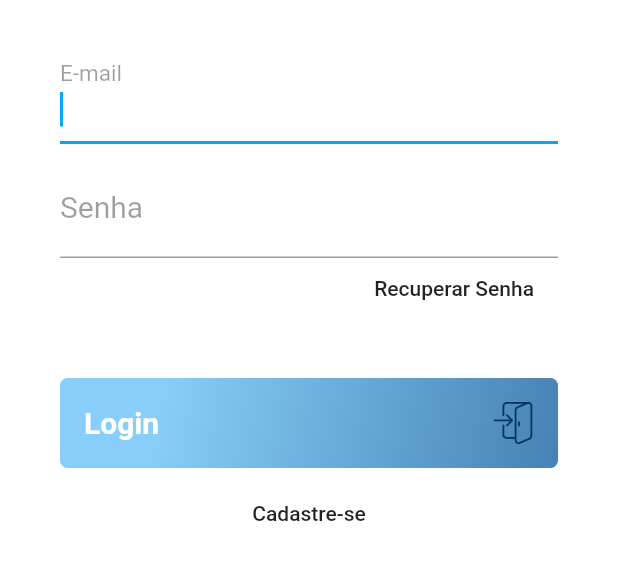
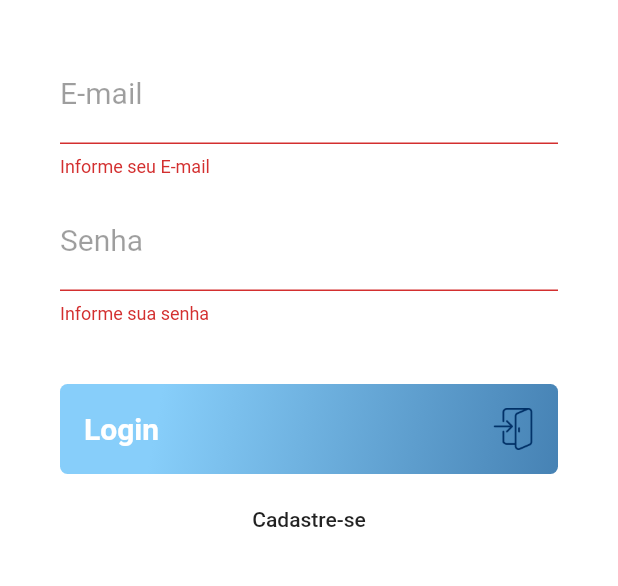
Before and after one commit to jonatasts/Flutter, a Flutter app: the screen it shows after launch, after a tap on "Login", on a phone screen of 412 x 824 dp, the part 390-976 px from its top. Run offline on Flutter 3.47's test engine with Material 2 defaults, Android fonts, the phone set to English and light mode, and no system bars.

Commit message:
Adicionado tela de cadastro e home

```diff
--- a/my_home/lib/pages/login.page.dart
+++ b/my_home/lib/pages/login.page.dart
@@ -1,11 +1,19 @@
+import 'package:my_home/pages/signup.page.dart';
+import 'package:my_home/pages/home.page.dart';
 import 'package:flutter/material.dart';
 
 class LoginPage extends StatelessWidget {
+  final _loginController = TextEditingController();
+  final _senhaController = TextEditingController();
+  final _formKey = GlobalKey<FormState>();
+
   @override
   Widget build(BuildContext context) {
     return Scaffold(
       //Container da pagina
-      body: Container(
+      body: Form(
+        key: _formKey,
+        child: Container(
           padding: EdgeInsets.only(
             top: 110,
             left: 40,
@@ -14,7 +22,7 @@ class LoginPage extends StatelessWidget {
           color: Colors.white,
           child: ListView(
             children: <Widget>[
-            //Tamanho da Logo
+              //Logo
               SizedBox(
                 width: 150,
                 height: 150,
@@ -25,44 +33,16 @@ class LoginPage extends StatelessWidget {
                 height: 30,
               ),
               //Campo do E-mail
-            TextFormField(
-              autofocus: true,
-              keyboardType: TextInputType.emailAddress,
-              decoration: InputDecoration(
-                labelText: "E-mail",
-                labelStyle: TextStyle(
-                  color: Colors.black38,
-                  fontWeight: FontWeight.w400,
-                  fontSize: 20,
-                ),
-              ),
-              //Tamanho da fonte do texto digitado no input
-              style: TextStyle(
-                fontSize: 20,
-              ),
-            ),
+              buildTextFormFieldEmail(),
               //Espaçamento
               SizedBox(
                 height: 10,
               ),
               //Campo da Senha
-            TextFormField(
-              keyboardType: TextInputType.text,
-              obscureText: true,
-              decoration: InputDecoration(
-                labelText: "Senha",
-                labelStyle: TextStyle(
-                  color: Colors.black38,
-                  fontWeight: FontWeight.w400,
-                  fontSize: 20,
-                ),
-              ),
-              //Tamanho da fonte do texto digitado no input
-              style: TextStyle(
-                fontSize: 20,
-              ),
-            ),
+              buildTextFormFieldSenha(),
+
               //Botão Recuperar Senha
+              /*
               Container(
                 height: 40,
                 alignment: Alignment.centerRight,
@@ -73,12 +53,100 @@ class LoginPage extends StatelessWidget {
                   ),
                   onPressed: () {},
                 ),
-            ),
+              ),*/
               //Espaçamento
               SizedBox(
                 height: 40,
               ),
+              //Container do Botão de Login
+              buildContainerButton(context),
+              //Espaçamento
+              SizedBox(
+                height: 10,
+              ),
+              //Container no botão cadastre-se
               Container(
+                height: 40,
+                child: FlatButton(
+                  child: Text(
+                    "Cadastre-se",
+                    textAlign: TextAlign.center,
+                  ),
+                  onPressed: () {
+                    Navigator.push(
+                      context,
+                      MaterialPageRoute(
+                        builder: (context) => SignupPage(),
+                      ),
+                    );
+                  },
+                ),
+              ),
+            ],
+          ),
+        ),
+      ),
+    );
+  }
+
+//Campo Email
+  buildTextFormFieldEmail() {
+    return TextFormField(
+      //autofocus: true,
+      keyboardType: TextInputType.emailAddress,
+      decoration: InputDecoration(
+        labelText: "E-mail",
+        hintText: "Digite seu e-mail",
+        labelStyle: TextStyle(
+          color: Colors.black38,
+          fontWeight: FontWeight.w400,
+          fontSize: 20,
+        ),
+      ),
+      controller: _loginController,
+      validator: (value) {
+        if (value.isEmpty) {
+          return "Informe seu E-mail";
+        }
+        return null;
+      },
+      //Tamanho da fonte do texto digitado no input
+      style: TextStyle(
+        fontSize: 20,
+      ),
+    );
+  }
+
+//Campo Email
+  buildTextFormFieldSenha() {
+    return TextFormField(
+      keyboardType: TextInputType.text,
+      obscureText: true,
+      decoration: InputDecoration(
+        labelText: "Senha",
+        hintText: "Digite sua senha",
+        labelStyle: TextStyle(
+          color: Colors.black38,
+          fontWeight: FontWeight.w400,
+          fontSize: 20,
+        ),
+      ),
+      controller: _senhaController,
+      validator: (value) {
+        if (value.isEmpty) {
+          return "Informe sua senha";
+        }
+        return null;
+      },
+      //Tamanho da fonte do texto digitado no input
+      style: TextStyle(
+        fontSize: 20,
+      ),
+    );
+  }
+
+  buildContainerButton(BuildContext context) {
+    return Container(
       height: 60,
       alignment: Alignment.centerLeft,
       decoration: BoxDecoration(
@@ -98,6 +166,18 @@ class LoginPage extends StatelessWidget {
       //Botão de Login
       child: SizedBox.expand(
         child: FlatButton(
+          onPressed: () {
+            if (_formKey.currentState.validate()) {
+              Navigator.push(
+                context,
+                MaterialPageRoute(
+                  builder: (context) => HomePage(),
+                ),
+              );
+            } else {
+              return null;
+            }
+          },
           child: Row(
             mainAxisAlignment: MainAxisAlignment.spaceBetween,
             children: <Widget>[
@@ -120,27 +200,8 @@ class LoginPage extends StatelessWidget {
               ),
             ],
           ),
-                  onPressed: () {},
-                ),
-              ),
-            ),
-            //Espaçamento
-            SizedBox(
-              height: 10,
-            ),
-            Container(
-              height: 40,
-              child: FlatButton(
-                child: Text(
-                  "Cadastre-se",
-                  textAlign: TextAlign.center,
-                ),
-                onPressed: () {},
-              ),
-            ),
-          ],
         ),
       ),
     );
   }
-}
+} //Fim da Classe login.page
--- a/my_home/pubspec.yaml
+++ b/my_home/pubspec.yaml
@@ -75,4 +75,6 @@ flutter:
     - assets/logo.jpg
     - assets/icon_login.png
     - assets/fb-icon.png
+    - assets/user-add-icon.png
+    - assets/user-icon.png
     - assets/reset-password-icon.png
```
Also changed, not shown: my_home/lib/pages/home.page.dart (added, +33 -0 lines), my_home/lib/pages/reset-password.page.dart (added, +120 -0 lines), my_home/lib/pages/signup.page.dart (added, +173 -0 lines), my_home/assets/user-add-icon.png (added), my_home/assets/user-icon.png (added), my_home/pubspec.lock, 1 other file. Lines whose indentation alone changed are shown as unchanged.
